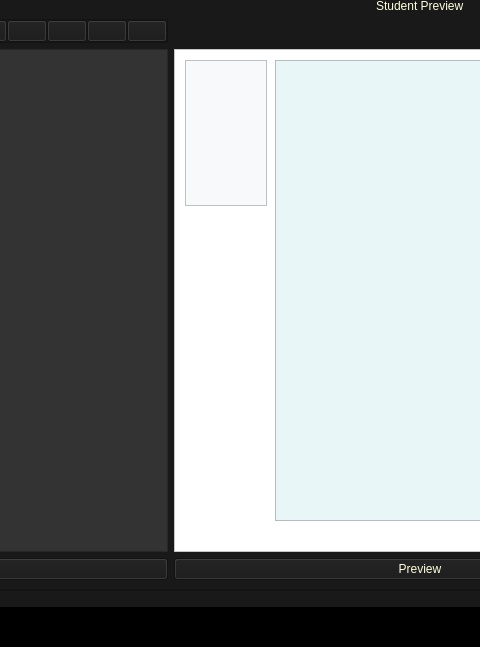
Above: STACK_QT5/main_window_new.ui from clydez61/STACK-Question-Editor before the change; both pictures show x 385 to 865 and y 87 to 734 of the 1126 by 734 pixel window. Below: the same form after it.
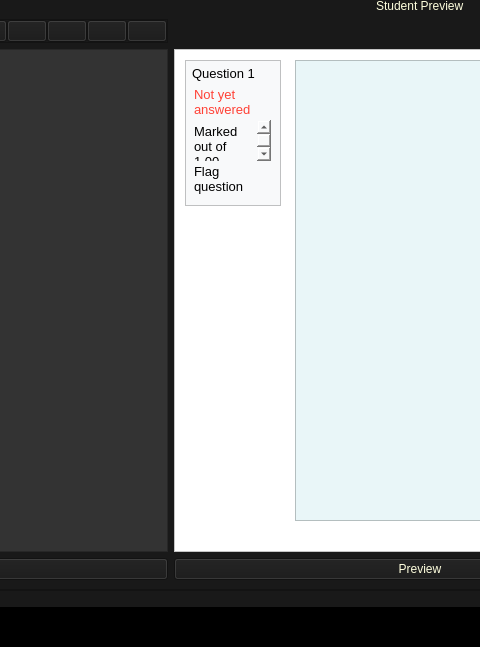
That is the form after the change. Icons and pictures are not drawn.

Commit message: fix previous preview commit

```diff
--- a/STACK_QT5/main_window_new.ui
+++ b/STACK_QT5/main_window_new.ui
@@ -935,7 +935,7 @@
                    <rect>
                     <x>10</x>
                     <y>10</y>
-                    <width>82</width>
+                    <width>96</width>
                     <height>146</height>
                    </rect>
                   </property>
@@ -955,13 +955,136 @@
                   <property name="midLineWidth">
                    <number>0</number>
                   </property>
+                  <widget class="QLineEdit" name="lineEdit">
+                   <property name="geometry">
+                    <rect>
+                     <x>5</x>
+                     <y>3</y>
+                     <width>81</width>
+                     <height>20</height>
+                    </rect>
+                   </property>
+                   <property name="font">
+                    <font>
+                     <family>Arial</family>
+                     <pointsize>10</pointsize>
+                    </font>
+                   </property>
+                   <property name="text">
+                    <string>Question 1</string>
+                   </property>
+                   <property name="frame">
+                    <bool>false</bool>
+                   </property>
+                   <property name="readOnly">
+                    <bool>true</bool>
+                   </property>
+                  </widget>
+                  <widget class="QPlainTextEdit" name="plainTextEdit">
+                   <property name="geometry">
+                    <rect>
+                     <x>5</x>
+                     <y>23</y>
+                     <width>81</width>
+                     <height>51</height>
+                    </rect>
+                   </property>
+                   <property name="font">
+                    <font>
+                     <family>Arial</family>
+                     <pointsize>10</pointsize>
+                    </font>
+                   </property>
+                   <property name="styleSheet">
+                    <string notr="true">color: rgb(255, 65, 54);</string>
+                   </property>
+                   <property name="frameShape">
+                    <enum>QFrame::NoFrame</enum>
+                   </property>
+                   <property name="readOnly">
+                    <bool>true</bool>
+                   </property>
+                   <property name="plainText">
+                    <string>Not yet answered  </string>
+                   </property>
+                  </widget>
+                  <widget class="QPlainTextEdit" name="plainTextEdit_2">
+                   <property name="geometry">
+                    <rect>
+                     <x>5</x>
+                     <y>60</y>
+                     <width>81</width>
+                     <height>41</height>
+                    </rect>
+                   </property>
+                   <property name="font">
+                    <font>
+                     <family>Arial</family>
+                     <pointsize>10</pointsize>
+                    </font>
+                   </property>
+                   <property name="styleSheet">
+                    <string notr="true"/>
+                   </property>
+                   <property name="frameShape">
+                    <enum>QFrame::NoFrame</enum>
+                   </property>
+                   <property name="readOnly">
+                    <bool>true</bool>
+                   </property>
+                   <property name="plainText">
+                    <string>Marked out of 1.00</string>
+                   </property>
+                  </widget>
+                  <widget class="QTextEdit" name="textEdit">
+                   <property name="geometry">
+                    <rect>
+                     <x>5</x>
+                     <y>100</y>
+                     <width>81</width>
+                     <height>41</height>
+                    </rect>
+                   </property>
+                   <property name="font">
+                    <font>
+                     <family>Arial</family>
+                     <pointsize>10</pointsize>
+                    </font>
+                   </property>
+                   <property name="styleSheet">
+                    <string notr="true">color: rgb(0, 0, 0);</string>
+                   </property>
+                   <property name="frameShape">
+                    <enum>QFrame::NoFrame</enum>
+                   </property>
+                   <property name="frameShadow">
+                    <enum>QFrame::Plain</enum>
+                   </property>
+                   <property name="verticalScrollBarPolicy">
+                    <enum>Qt::ScrollBarAlwaysOff</enum>
+                   </property>
+                   <property name="horizontalScrollBarPolicy">
+                    <enum>Qt::ScrollBarAlwaysOff</enum>
+                   </property>
+                   <property name="html">
+                    <string>&lt;!DOCTYPE HTML PUBLIC &quot;-//W3C//DTD HTML 4.0//EN&quot; &quot;http://www.w3.org/TR/REC-html40/strict.dtd&quot;&gt;
+&lt;html&gt;&lt;head&gt;&lt;meta name=&quot;qrichtext&quot; content=&quot;1&quot; /&gt;&lt;style type=&quot;text/css&quot;&gt;
+p, li { white-space: pre-wrap; }
+&lt;/style&gt;&lt;/head&gt;&lt;body style=&quot; font-family:'Arial'; font-size:10pt; font-weight:400; font-style:normal;&quot;&gt;
+&lt;p style=&quot; margin-top:0px; margin-bottom:0px; margin-left:0px; margin-right:0px; -qt-block-indent:0; text-indent:0px;&quot;&gt;&lt;img src=&quot;:/icons/icons/unflagged.png&quot; width=&quot;16&quot; height=&quot;16&quot; /&gt;&lt;span style=&quot; font-family:'MS Shell Dlg 2';&quot;&gt;Flag question&lt;/span&gt;&lt;/p&gt;&lt;/body&gt;&lt;/html&gt;</string>
+                   </property>
+                  </widget>
+                  <zorder>textEdit</zorder>
+                  <zorder>plainTextEdit</zorder>
+                  <zorder>plainTextEdit_2</zorder>
+                  <zorder>lineEdit</zorder>
                  </widget>
                  <widget class="QTextBrowser" name="preview_box">
                   <property name="geometry">
                    <rect>
-                    <x>100</x>
+                    <x>120</x>
                     <y>10</y>
-                    <width>391</width>
+                    <width>371</width>
                     <height>461</height>
                    </rect>
                   </property>
@@ -973,6 +1096,9 @@
                   <property name="frameShadow">
                    <enum>QFrame::Plain</enum>
                   </property>
+                  <property name="sizeAdjustPolicy">
+                   <enum>QAbstractScrollArea::AdjustIgnored</enum>
+                  </property>
                  </widget>
                 </widget>
                </widget>
```
The commit also changes 2 other files.
